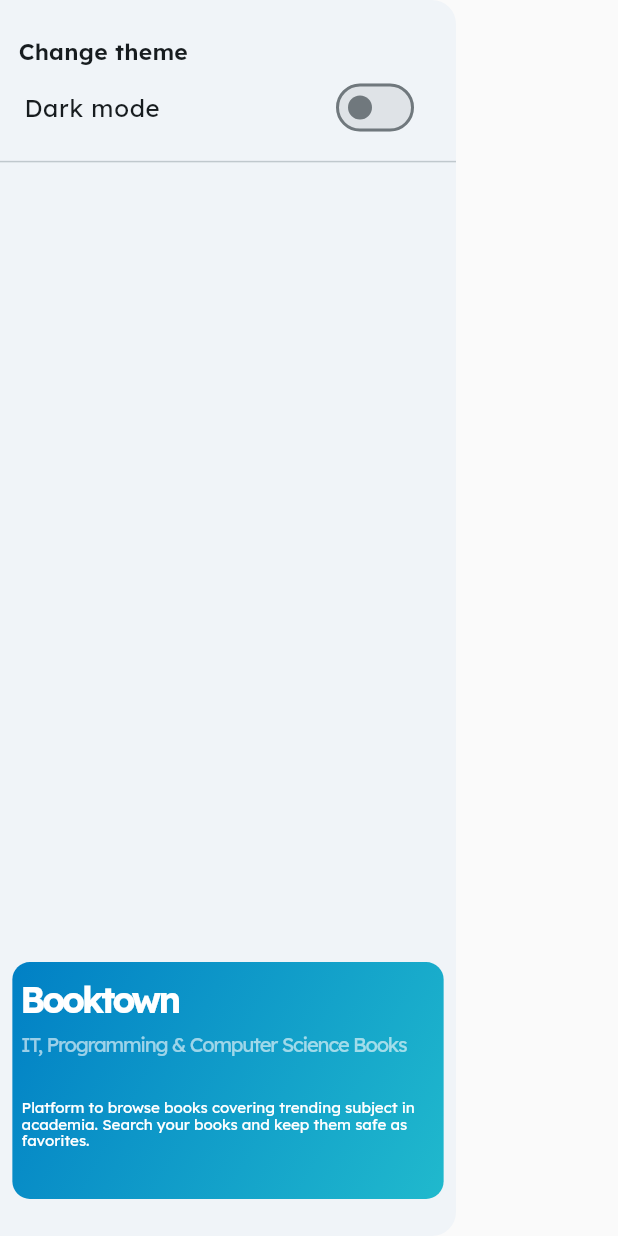
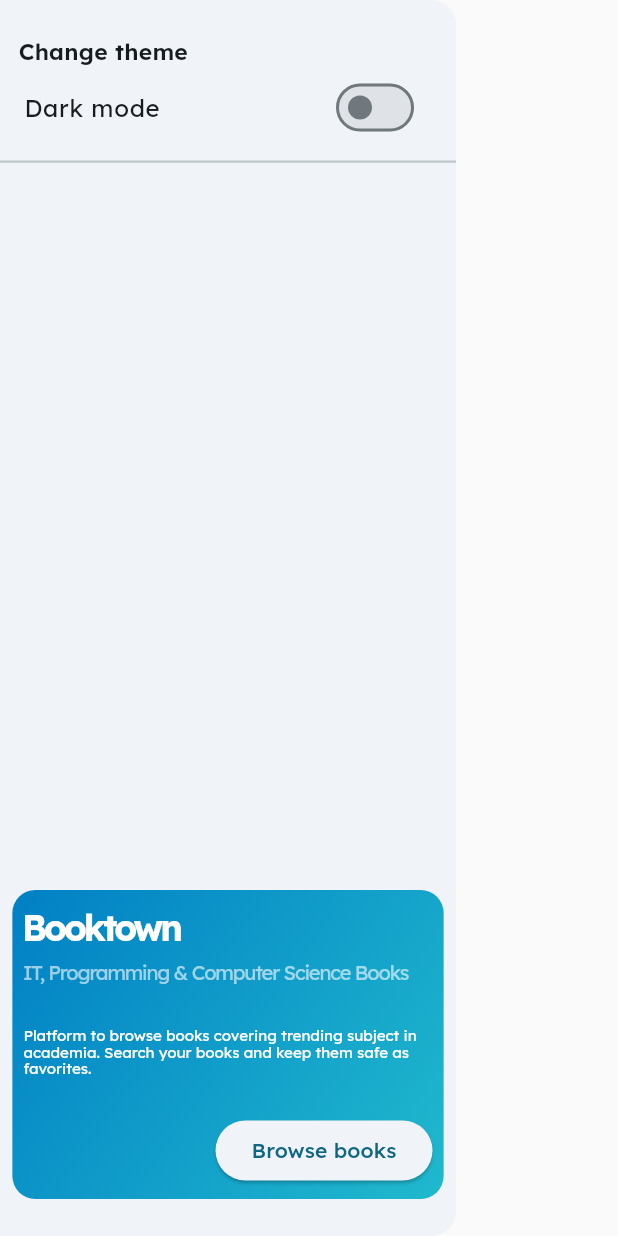
Before and after one commit to AnuradhaDev96/booktown, a Flutter app: the HomeDrawer widget shown alone on an empty page, opened directly, on a phone screen of 412 x 824 dp. Run offline on Flutter 3.47's test engine with Material 3 defaults, Android fonts, the phone set to English and light mode, and no system bars; our stand-ins replace dartz, dio, flutter_bloc, flutter_rating_bar, flutter_svg, get_it and 7 more; missing offline and left inert: rect_getter; accounts and stored records are empty; network calls fail.

```diff
--- a/lib/src/ui/pages/home/home_app_bar.dart
+++ b/lib/src/ui/pages/home/home_app_bar.dart
@@ -51,6 +51,7 @@ class HomeAppBar extends StatelessWidget {
                   builder: (context, searchTerm, _) {
                     return TextFormField(
                       controller: _searchTermController,
+                      autofocus: false,
                       textInputAction: TextInputAction.search,
                       onTapOutside: (event) => FocusScope.of(context).unfocus(),
                       onFieldSubmitted: (value) => _searchBookByTitle(value, context),
--- a/lib/src/ui/pages/home/home_drawer.dart
+++ b/lib/src/ui/pages/home/home_drawer.dart
@@ -4,6 +4,7 @@ import 'package:responsive_sizer/responsive_sizer.dart';
 
 import '../../../bloc/cubits/toggle_theme_bloc.dart';
 import '../../../config/app_colors.dart';
+import '../../../config/widget_keys.dart';
 
 class HomeDrawer extends StatelessWidget {
   const HomeDrawer({super.key});
@@ -39,7 +40,7 @@ class HomeDrawer extends StatelessWidget {
                         },
                       );
                     }),
-                const Divider(),
+                const Divider(thickness: 1.5),
               ],
             ),
             Row(
@@ -47,13 +48,13 @@ class HomeDrawer extends StatelessWidget {
                 Expanded(
                   child: Container(
                     margin: EdgeInsets.only(left: 2.w, right: 2.w, bottom: 3.h),
-                    padding: EdgeInsets.symmetric(vertical: 1.h, horizontal: 1.5.w),
+                    padding: EdgeInsets.symmetric(vertical: 1.h, horizontal: 1.8.w),
                     decoration: BoxDecoration(
                       gradient: const LinearGradient(
                           begin: Alignment.topLeft,
                           end: Alignment.bottomRight,
                           colors: [AppColors.gradientBlue1, AppColors.gradientBlue2]),
-                      borderRadius: BorderRadius.circular(14.sp),
+                      borderRadius: BorderRadius.circular(16.sp),
                     ),
                     child: Column(
                       crossAxisAlignment: CrossAxisAlignment.start,
@@ -94,6 +95,13 @@ class HomeDrawer extends StatelessWidget {
                             ),
                           ),
                         ),
+                        Align(
+                          alignment: Alignment.centerRight,
+                          child: ElevatedButton(
+                            onPressed: () => WidgetKeys.homePageKey.currentState!.closeDrawer(),
+                            child: const Text("Browse books"),
+                          ),
+                        ),
                       ],
                     ),
                   ),
```
